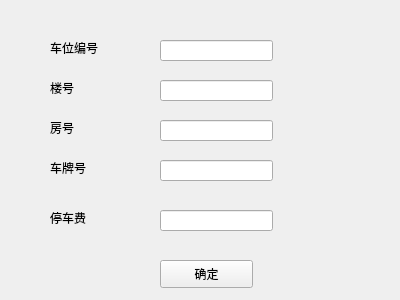
This is UI/update_ui/update_parking_space.ui in JJLee7447/property_management_system as Qt 5 draws it before an edit. The edited form follows.
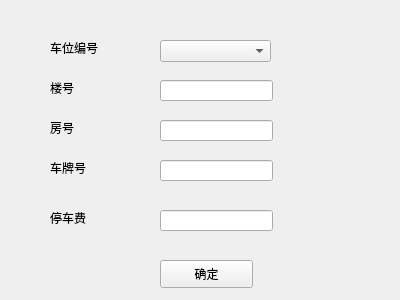
This is the edited form.

Patch:
```diff
--- a/UI/update_ui/update_parking_space.ui
+++ b/UI/update_ui/update_parking_space.ui
@@ -131,13 +131,13 @@
     <string>车位编号</string>
    </property>
   </widget>
-  <widget class="QLineEdit" name="parking_space_id_lineEdit">
+  <widget class="QComboBox" name="parking_space_id_comboBox">
    <property name="geometry">
     <rect>
      <x>160</x>
      <y>40</y>
-     <width>113</width>
-     <height>21</height>
+     <width>111</width>
+     <height>22</height>
     </rect>
    </property>
   </widget>
```
Left out of the diff: 6 changed lines with no effect on the pictures.
